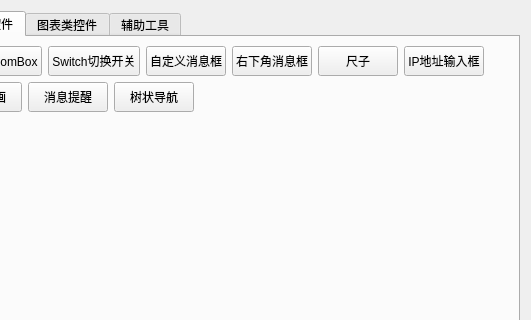
The window that Exmaple/examplewidget.ui (kevinlq/LQFramKit) describes before a commit, drawn with Qt 5; both pictures show x 166 to 697 and y 0 to 320 of the 697 by 578 pixel window.
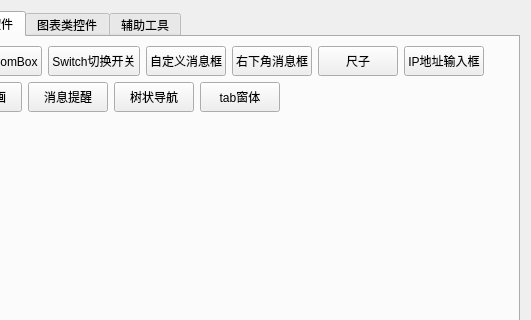
The same window after the commit.

Patch:
```diff
--- a/Exmaple/examplewidget.ui
+++ b/Exmaple/examplewidget.ui
@@ -383,6 +383,19 @@
              </property>
             </widget>
            </item>
+           <item>
+            <widget class="QPushButton" name="pushButton_26">
+             <property name="minimumSize">
+              <size>
+               <width>0</width>
+               <height>30</height>
+              </size>
+             </property>
+             <property name="text">
+              <string>tab窗体</string>
+             </property>
+            </widget>
+           </item>
            <item>
             <spacer name="horizontalSpacer_2">
              <property name="orientation">
```
